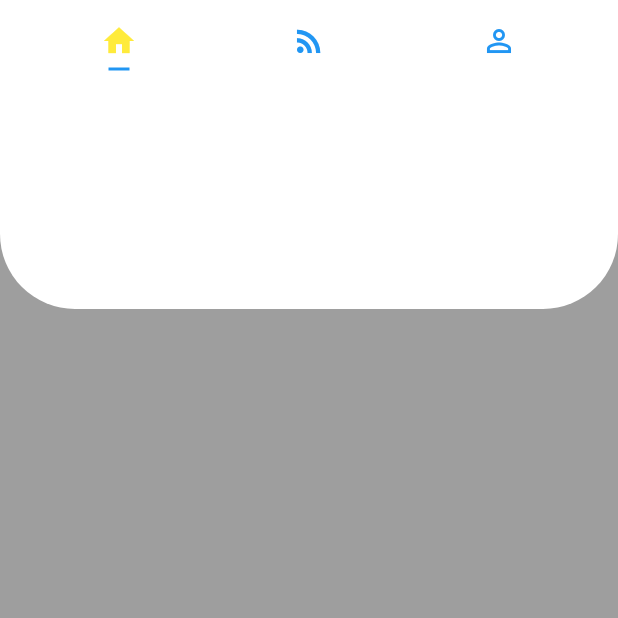
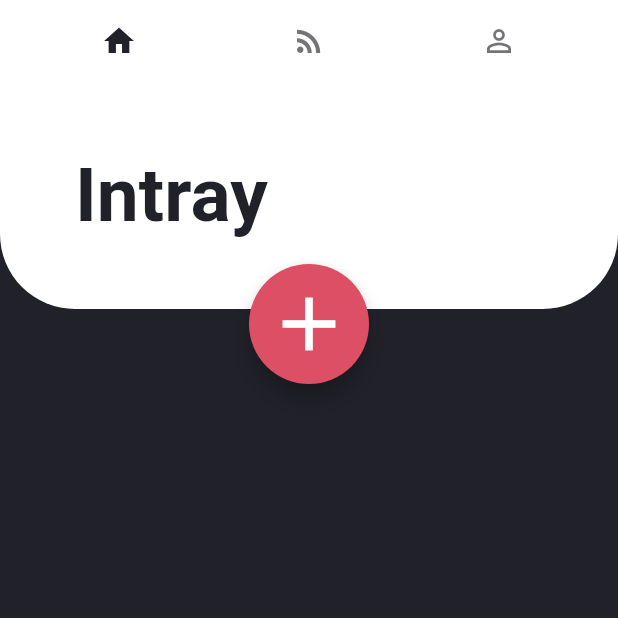
Before and after one commit to ilayda-the-Disc0Queen/todo_app, a Flutter app: the screen it shows after launch, on a phone screen of 412 x 824 dp, the top half of it. Run offline on Flutter 3.47's test engine with Material 2 defaults, Android fonts, the phone set to English and light mode, and no system bars; Roboto replaces fonts that are missing (Avenir).

Commit message:
Add plus button to intray top card

```diff
--- a/App/lib/main.dart
+++ b/App/lib/main.dart
@@ -1,4 +1,5 @@
 import 'package:flutter/material.dart';
+import 'package:todo_app/models/constants.dart';
 
 void main() {
   runApp(MyApp());
@@ -30,7 +31,7 @@ class _MyHomePageState extends State<MyHomePage> {
   @override
   Widget build(BuildContext context) {
     return MaterialApp(
-      color: Colors.yellow,
+      color: Colors.pink,
       home: SafeArea(
         child: DefaultTabController(
           length: 3,
@@ -38,12 +39,13 @@ class _MyHomePageState extends State<MyHomePage> {
             body: Stack(children: <Widget>[
               TabBarView(
                 children: [
-                  new Container(color: Colors.grey),
+                  new Container(color: kDarkGreyColour),
                   new Container(color: Colors.orange),
                   new Container(color: Colors.lightGreen),
                 ],
               ),
               Container(
+                padding: EdgeInsets.only(left: 50),
                 height: 150,
                 decoration: BoxDecoration(
                   borderRadius: BorderRadius.only(
@@ -52,7 +54,34 @@ class _MyHomePageState extends State<MyHomePage> {
                   ),
                   color: Colors.white,
                 ),
+                child: Row(
+                  mainAxisAlignment: MainAxisAlignment.spaceBetween,
+                  children: <Widget>[
+                    Text('Intray', style: kIntrayTextStyle),
+                    Container(),
+                  ],
+                ),
               ),
+              Container(
+                margin: EdgeInsets.only(
+                    top: 120,
+                    left: (MediaQuery.of(context).size.width * 0.5) -
+                        (kPlusButtonHeight / 2)),
+                child: Container(
+                  height: kPlusButtonHeight,
+                  width: kPlusButtonHeight,
+                  child: FloatingActionButton(
+                    // to change the size of the button more easily, wrap it in a
+                    // container
+                    onPressed: () {},
+                    child: Icon(
+                      Icons.add,
+                      size: 60,
+                    ),
+                    backgroundColor: kRedColour,
+                  ),
+                ),
+              )
             ]),
             appBar: AppBar(
               elevation: 0,
@@ -62,11 +91,11 @@ class _MyHomePageState extends State<MyHomePage> {
                   Tab(icon: new Icon(Icons.rss_feed)),
                   Tab(icon: new Icon(Icons.perm_identity)),
                 ],
-                labelColor: Colors.yellow,
-                unselectedLabelColor: Colors.blue,
+                labelColor: kDarkGreyColour,
+                unselectedLabelColor: kLighterDarkGreyColour,
                 indicatorSize: TabBarIndicatorSize.label,
                 indicatorPadding: EdgeInsets.all(5.0),
-                indicatorColor: Colors.blue,
+                indicatorColor: Colors.white,
               ),
               backgroundColor: Colors.white,
             ),
--- /dev/null
+++ b/App/lib/models/constants.dart
@@ -0,0 +1,12 @@
+import 'package:flutter/material.dart';
+
+Color kRedColour = Color(0xFFDC4F64);
+Color kDarkGreyColour = Color(0xFF212129);
+Color kLighterDarkGreyColour = Color(0xA1212129);
+double kPlusButtonHeight = 80.0;
+
+TextStyle kIntrayTextStyle = TextStyle(
+    fontFamily: 'Avenir',
+    fontWeight: FontWeight.w700,
+    color: kDarkGreyColour,
+    fontSize: 50);
```
